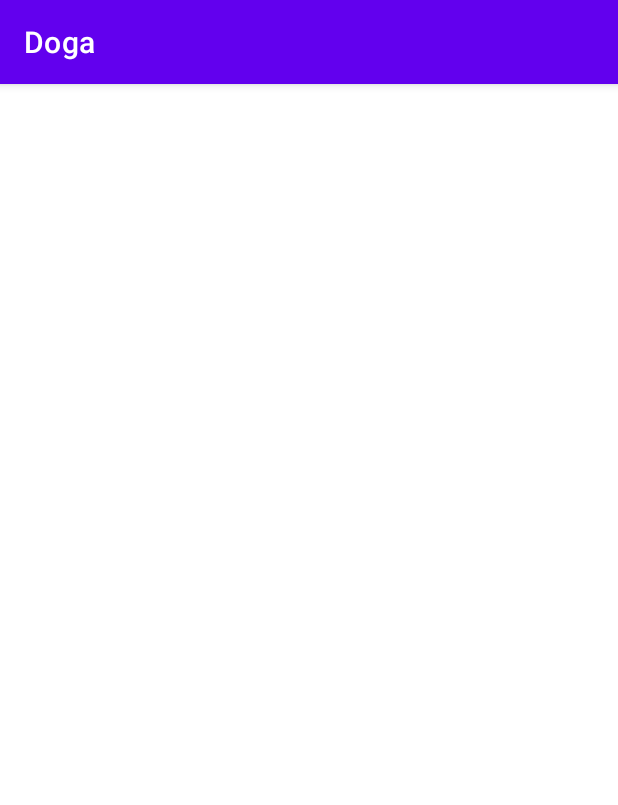
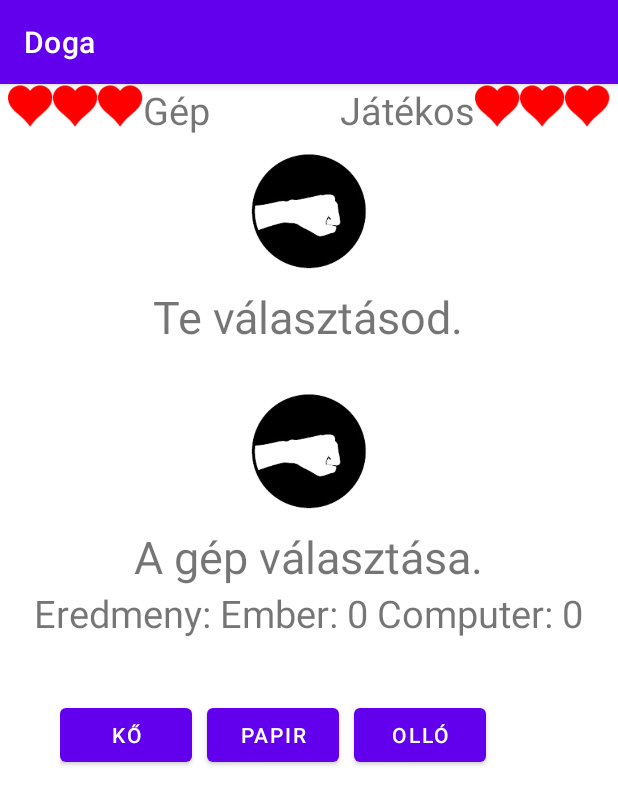
Before and after one commit to DallosDavid/Doga, an Android app: the screen it shows after launch (MainActivity), on a phone screen of 412 x 824 dp. Shown: the top 805 px of the screen. Run offline under Robolectric (Android 15) with nearby library versions, the phone set to English and light mode, and no system bars.

Commit message:
Inicializálas

```diff
--- a/app/src/main/java/com/example/doga/MainActivity.java
+++ b/app/src/main/java/com/example/doga/MainActivity.java
@@ -3,9 +3,43 @@ package com.example.doga;
 import androidx.appcompat.app.AppCompatActivity;
 
 import android.os.Bundle;
+import android.widget.Button;
+import android.widget.ImageView;
+import android.widget.TextView;
 
 public class MainActivity extends AppCompatActivity {
 
+    private ImageView igh1,igh2,igh3,ijh1,ijh2,ijh3,iiv_rock1,iiv_rock2;
+    private TextView tgep_id,tjat_id,tte1,gep,teredmeny;
+    private Button bko,bpapir,bollo;
 
 
+
+    protected void onCreate(Bundle savedInstanceState) {
+        super.onCreate(savedInstanceState);
+        setContentView(R.layout.activity_main);
+
+        init();
+
+
+    }
+
+    private void init() {
+        igh1=findViewById(R.id.gh1);
+        igh2=findViewById(R.id.gh2);
+        igh3=findViewById(R.id.gh3);
+        ijh1=findViewById(R.id.jh1);
+        ijh2=findViewById(R.id.jh2);
+        ijh3=findViewById(R.id.jh3);
+        tgep_id=findViewById(R.id.gep_id);
+        tjat_id=findViewById(R.id.jat_id);
+        tte1=findViewById(R.id.te1);
+        gep=findViewById(R.id.gep_va);
+        teredmeny=findViewById(R.id.eredmeny);
+        bko=findViewById(R.id.ko);
+        bpapir=findViewById(R.id.papir);
+        bollo=findViewById(R.id.ollo);
+
+
+    }
 }
--- a/app/src/main/res/layout/activity_main.xml
+++ b/app/src/main/res/layout/activity_main.xml
@@ -34,7 +34,9 @@
             android:layout_width="wrap_content"
             android:layout_height="wrap_content"
             android:text="Gép"
-            android:textSize="25sp"/>
+            android:textSize="25sp"
+            android:id="@+id/gep_id"
+            />
         <TextView
             android:layout_width="wrap_content"
             android:layout_height="wrap_content"
@@ -43,7 +45,9 @@
             android:layout_width="wrap_content"
             android:layout_height="wrap_content"
             android:text="Játékos"
-            android:textSize="25sp"/>
+            android:textSize="25sp"
+            android:id="@+id/jat_id"
+            />
         <ImageView
             android:layout_width="30sp"
             android:layout_height="30sp"
@@ -109,11 +113,12 @@
     </LinearLayout>
 
     <TextView
-        android:id="@+id/gep"
+        android:id="@+id/gep_va"
         android:layout_width="wrap_content"
         android:layout_height="wrap_content"
         android:text="A gép választása."
-        android:textSize="30sp" />
+        android:textSize="30sp"
+        />
 
     <TextView
         android:layout_width="wrap_content"
```
